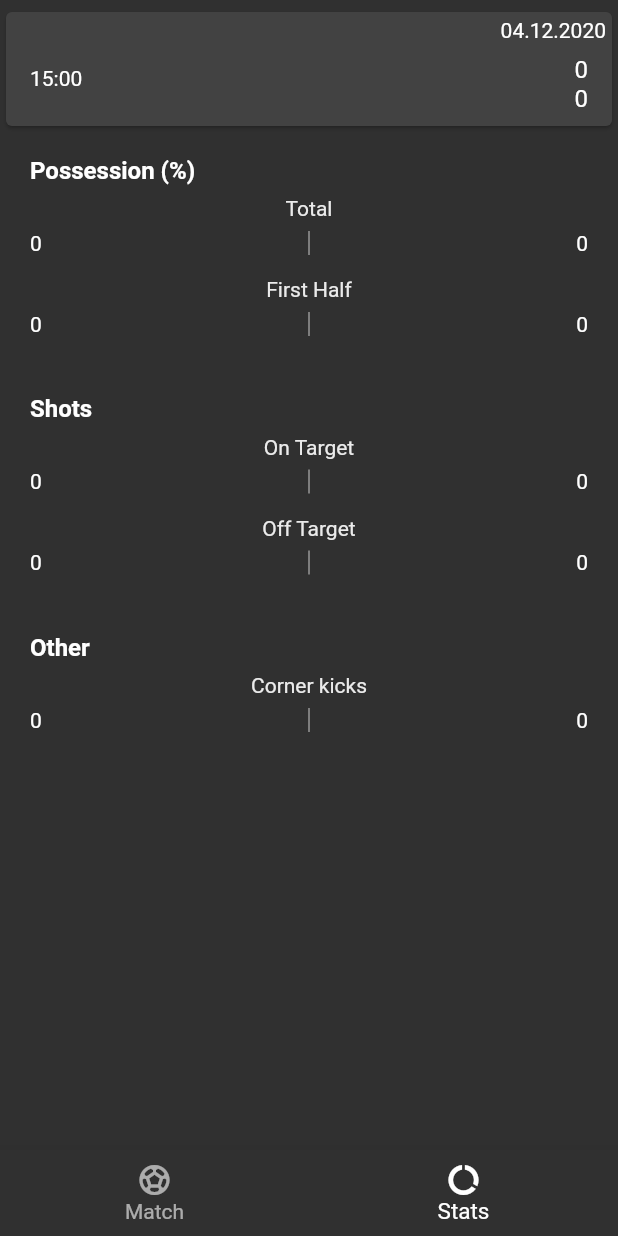
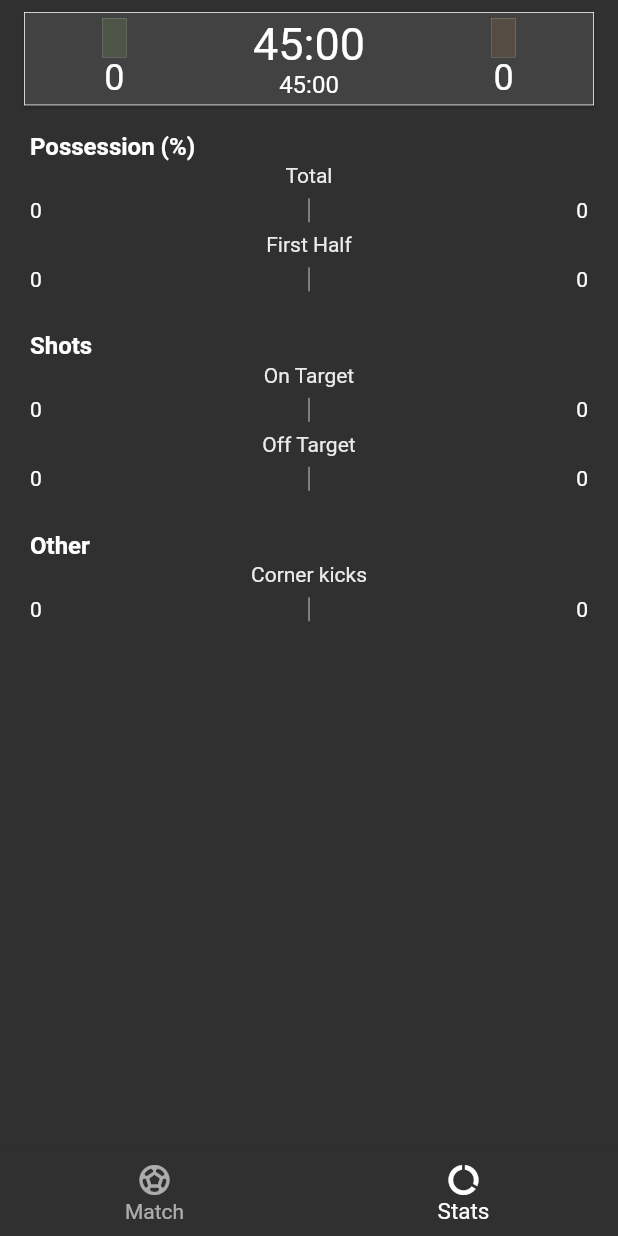
Before and after one commit to mariusschroeter/simple-football-tracker, a Flutter app: the AddMatchStartMatchScreen screen opened directly with empty values, item 2 of the bottom bar chosen, on a phone screen of 412 x 824 dp. Run offline on Flutter 3.47's test engine with Material 2 defaults, Android fonts, the phone set to English and light mode, and no system bars; our stand-ins replace flutter_svg; network calls fail; Roboto replaces fonts that are missing (Georgia).

Commit message:
#scoreboard and color update

```diff
--- a/lib/main.dart
+++ b/lib/main.dart
@@ -14,8 +14,9 @@ void main() => runApp(MyApp());
 class MyApp extends StatelessWidget {
   @override
   Widget build(BuildContext context) {
-    SystemChrome.setSystemUIOverlayStyle(
-        SystemUiOverlayStyle(statusBarColor: GlobalColors.primary));
+    SystemChrome.setSystemUIOverlayStyle(SystemUiOverlayStyle(
+      statusBarColor: GlobalColors.primary,
+    ));
     return ChangeNotifierProvider(
       create: (ctx) => MatchesProvider(),
       child: MaterialApp(
--- a/lib/screens/add_match_start_match.screen.dart
+++ b/lib/screens/add_match_start_match.screen.dart
@@ -644,8 +644,8 @@ class _AddMatchStartMatchScreenState extends State<AddMatchStartMatchScreen> {
                                         MatchBall(
                                           ballPosition: _ballPosition,
                                           color: _homeTeamBallPossession
-                                              ? Colors.white
-                                              : Colors.black,
+                                              ? GlobalColors.primary
+                                              : GlobalColors.secondary,
                                         ),
                                         Visibility(
                                           visible: _isPossessionQuestion,
@@ -663,10 +663,28 @@ class _AddMatchStartMatchScreenState extends State<AddMatchStartMatchScreen> {
                                                   width: double.infinity,
                                                   height: 225,
                                                   child: Center(
+                                                    child: Container(
+                                                      decoration: BoxDecoration(
+                                                          color: GlobalColors
+                                                              .primary
+                                                              .withOpacity(
+                                                                  _homeTeamBallPossession
+                                                                      ? 0.3
+                                                                      : 0.1),
+                                                          border: Border.all(
+                                                              width: 0.1,
+                                                              color: Colors
+                                                                  .white)),
                                                       child: NormalTextSize(
                                                         size: 30,
                                                         title: 'Home',
                                                         color: Colors.white,
+                                                        padding:
+                                                            const EdgeInsets
+                                                                    .symmetric(
+                                                                horizontal:
+                                                                    8.0),
+                                                      ),
                                                     ),
                                                   ),
                                                 ),
@@ -684,10 +702,28 @@ class _AddMatchStartMatchScreenState extends State<AddMatchStartMatchScreen> {
                                                   width: double.infinity,
                                                   height: 225,
                                                   child: Center(
+                                                    child: Container(
+                                                      decoration: BoxDecoration(
+                                                          color: GlobalColors
+                                                              .secondary
+                                                              .withOpacity(
+                                                                  !_homeTeamBallPossession
+                                                                      ? 0.3
+                                                                      : 0.1),
+                                                          border: Border.all(
+                                                              width: 0.1,
+                                                              color: Colors
+                                                                  .white)),
                                                       child: NormalTextSize(
                                                         size: 30,
                                                         title: 'Away',
-                                                      color: Colors.black,
+                                                        color: Colors.white,
+                                                        padding:
+                                                            const EdgeInsets
+                                                                    .symmetric(
+                                                                horizontal:
+                                                                    8.0),
+                                                      ),
                                                     ),
                                                   ),
                                                 ),
@@ -783,12 +819,12 @@ class _AddMatchStartMatchScreenState extends State<AddMatchStartMatchScreen> {
                               physics: NeverScrollableScrollPhysics(),
                               itemBuilder: (ctx, i) => Padding(
                                 padding: const EdgeInsets.symmetric(
-                                    horizontal: 20.0, vertical: 12.0),
+                                    horizontal: 20.0, vertical: 10.0),
                                 child: Column(
                                   crossAxisAlignment: CrossAxisAlignment.start,
                                   children: [
                                     Padding(
-                                      padding: EdgeInsets.only(bottom: 8.0),
+                                      padding: EdgeInsets.only(bottom: 2.0),
                                       child: Text(
                                         i == 0
                                             ? '${statsList[i].title} (%)'
@@ -796,7 +832,7 @@ class _AddMatchStartMatchScreenState extends State<AddMatchStartMatchScreen> {
                                         style: TextStyle(
                                             fontSize: 16,
                                             color: Colors.white,
-                                            fontWeight: FontWeight.w600),
+                                            fontWeight: FontWeight.bold),
                                       ),
                                     ),
                                     StatsList(
@@ -883,7 +919,7 @@ class _AddMatchStartMatchScreenState extends State<AddMatchStartMatchScreen> {
     );
     Widget goalButton = FlatButton(
       child: Text("Goal!"),
-      color: GlobalColors.accent,
+      color: GlobalColors.secondary,
       onPressed: () {
         Navigator.of(context, rootNavigator: true).pop();
         _onShot(isGoal: true, isHomeShot: isHomeShot);
--- a/lib/widgets/global_colors.dart
+++ b/lib/widgets/global_colors.dart
@@ -3,8 +3,11 @@ import 'package:flutter/material.dart';
 import 'hex_color.dart';
 
 class GlobalColors {
-  static final primary = HexColor('#0AF571');
-  static final accent = HexColor('#FA5E43');
+  static final primaryAlt = HexColor('#0AF571');
+  static final accentAlt = HexColor('#FA5E43');
+  static final primary = HexColor('#BAFF73');
+  static final secondary = HexColor('#FFAF59');
+  static final accent = HexColor('#BAFF73');
 }
 
 Map<int, Color> materialColor = {
--- a/lib/widgets/scoreboard.dart
+++ b/lib/widgets/scoreboard.dart
@@ -1,4 +1,5 @@
 import 'package:flutter/material.dart';
+import 'package:football_provider_app/widgets/global_colors.dart';
 import 'package:intl/intl.dart';
 
 class Scoreboard extends StatelessWidget {
@@ -19,36 +20,87 @@ class Scoreboard extends StatelessWidget {
   @override
   Widget build(BuildContext context) {
     return Card(
-      margin: const EdgeInsets.only(top: 8, right: 4, bottom: 8, left: 4),
+      shape: Border.all(
+        width: 0.5,
+        color: Colors.white,
+      ),
+      margin: const EdgeInsets.only(top: 8, right: 16, bottom: 8, left: 16),
       child: Column(
         children: [
-          Row(
-            mainAxisAlignment: MainAxisAlignment.end,
+          Padding(
+            padding: const EdgeInsets.symmetric(vertical: 4.0),
+            child: Row(
+              mainAxisAlignment: MainAxisAlignment.spaceEvenly,
               children: [
                 Padding(
-                padding: const EdgeInsets.only(top: 4.0, right: 4.0),
+                  padding: const EdgeInsets.only(
+                    left: 20.0,
+                  ),
+                  child: Column(
+                    children: [
+                      Container(
+                        decoration: BoxDecoration(
+                            color: GlobalColors.primary.withOpacity(0.1),
+                            border:
+                                Border.all(width: 0.1, color: Colors.white)),
+                        child: Padding(
+                          padding: const EdgeInsets.symmetric(horizontal: 8.0),
                           child: Text(
-                  DateFormat('dd.MM.yyyy').format(DateTime.now()),
+                            homeTeam.toUpperCase(),
+                            style: TextStyle(fontSize: 22),
                           ),
+                        ),
+                      ),
+                      Text(
+                        homeGoals.toString(),
+                        style: TextStyle(fontSize: 24),
                       ),
                     ],
                   ),
-          ListTile(
-            leading: Text('15:00'),
-            title: Column(
-              crossAxisAlignment: CrossAxisAlignment.start,
+                ),
+                SizedBox(
+                  width: 20,
+                ),
+                Column(
                   children: [
-                Row(
-                  children: [
-                    Expanded(flex: 1, child: Text(homeTeam)),
-                    Text(homeGoals.toString())
+                    Text(
+                      '45:00',
+                      style: TextStyle(fontSize: 30),
+                      textAlign: TextAlign.center,
+                    ),
+                    Text(
+                      '45:00',
+                      style: TextStyle(fontSize: 16),
+                      textAlign: TextAlign.center,
+                    ),
                   ],
                 ),
-                Row(
+                SizedBox(
+                  width: 20,
+                ),
+                Padding(
+                  padding: const EdgeInsets.only(right: 20.0),
+                  child: Column(
                     children: [
-                    Expanded(flex: 1, child: Text(awayTeam)),
-                    Text(awayGoals.toString())
+                      Container(
+                        decoration: BoxDecoration(
+                            color: GlobalColors.secondary.withOpacity(0.1),
+                            border:
+                                Border.all(width: 0.1, color: Colors.white)),
+                        child: Padding(
+                          padding: const EdgeInsets.symmetric(horizontal: 8.0),
+                          child: Text(
+                            awayTeam.toUpperCase(),
+                            style: TextStyle(fontSize: 22),
+                          ),
+                        ),
+                      ),
+                      Text(
+                        homeGoals.toString(),
+                        style: TextStyle(fontSize: 24),
+                      ),
                     ],
+                  ),
                 ),
               ],
             ),
--- a/lib/widgets/stats_barchart.dart
+++ b/lib/widgets/stats_barchart.dart
@@ -14,7 +14,7 @@ class StatsBarchart extends StatelessWidget {
     final awayValueFormatted = awayValue.toStringAsFixed(0);
     return Container(
       child: Padding(
-        padding: const EdgeInsets.only(bottom: 8.0),
+        padding: const EdgeInsets.only(bottom: 0.0),
         child: Column(
           children: [
             Text(
@@ -90,7 +90,7 @@ class StatsBarchartPainter extends CustomPainter {
     canvas.drawLine(center, centerParallel, paint);
     paint = paint..color = GlobalColors.primary;
     canvas.drawRect(homeBarPos & Size(homeBarWidth, 12), paint);
-    paint = paint..color = GlobalColors.accent;
+    paint = paint..color = GlobalColors.secondary;
     canvas.drawRect(awayBarPos & Size(awayBarWidth, 12), paint);
   }
 
```
Lines whose indentation alone changed are shown as unchanged.
